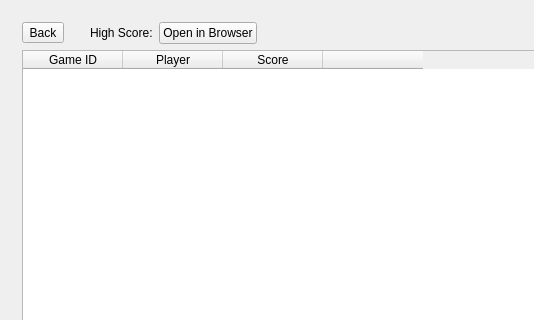
This is mainwindow.ui in nphelpsiv/Education-App as Qt 5 draws it before an edit; both pictures show x 0 to 534 and y 0 to 320 of the 850 by 680 pixel window. The edited form follows.
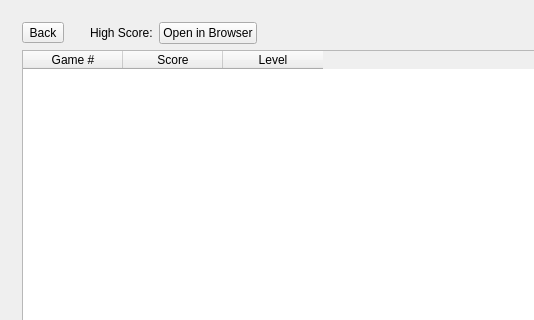
This is the edited form. The open tabs and pages were chosen to show the change. Icons and pictures are not drawn.

```diff
--- a/mainwindow.ui
+++ b/mainwindow.ui
@@ -1768,14 +1768,12 @@
             <height>0</height>
            </size>
           </property>
+          <property name="rowCount">
+           <number>0</number>
+          </property>
           <column>
            <property name="text">
-            <string>Game ID</string>
-           </property>
-          </column>
-          <column>
-           <property name="text">
-            <string>Player</string>
+            <string>Game #</string>
            </property>
           </column>
           <column>
@@ -1785,7 +1783,7 @@
           </column>
           <column>
            <property name="text">
-            <string/>
+            <string>Level</string>
            </property>
           </column>
          </widget>
```
Left out of the diff: 25 changed lines with no effect on the pictures.
